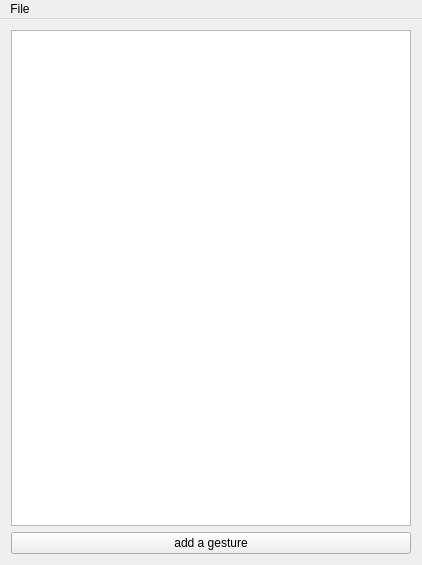
The window that UIMyoWekaGenFiles/GenMyoWindow.ui (DMIunipg/AI-Gestures-Classifier) describes before a commit, drawn with Qt 5.
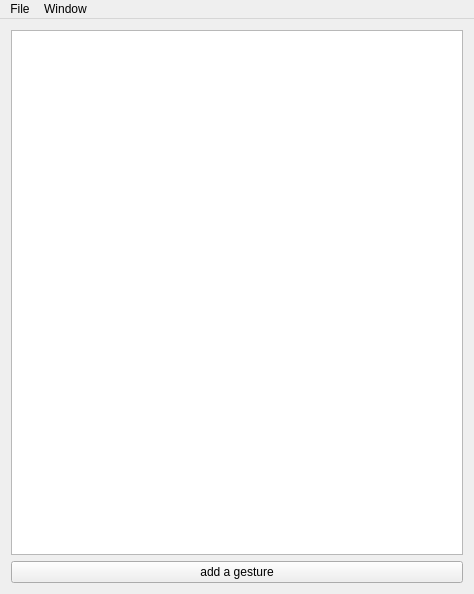
The same window after the commit.

```diff
--- a/UIMyoWekaGenFiles/GenMyoWindow.ui
+++ b/UIMyoWekaGenFiles/GenMyoWindow.ui
@@ -6,8 +6,8 @@
    <rect>
     <x>0</x>
     <y>0</y>
-    <width>422</width>
-    <height>565</height>
+    <width>474</width>
+    <height>594</height>
    </rect>
   </property>
   <property name="windowTitle">
@@ -32,7 +32,7 @@
     <rect>
      <x>0</x>
      <y>0</y>
-     <width>422</width>
+     <width>474</width>
      <height>22</height>
     </rect>
    </property>
@@ -51,7 +51,14 @@
     <addaction name="separator"/>
     <addaction name="mAExit"/>
    </widget>
+   <widget class="QMenu" name="mMenuWindow">
+    <property name="title">
+     <string>Window</string>
+    </property>
+    <addaction name="mAShowInputs"/>
+   </widget>
    <addaction name="mMenuFile"/>
+   <addaction name="mMenuWindow"/>
   </widget>
   <action name="mASave">
    <property name="text">
```
Left out of the diff: 8 changed lines with no effect on the pictures.
